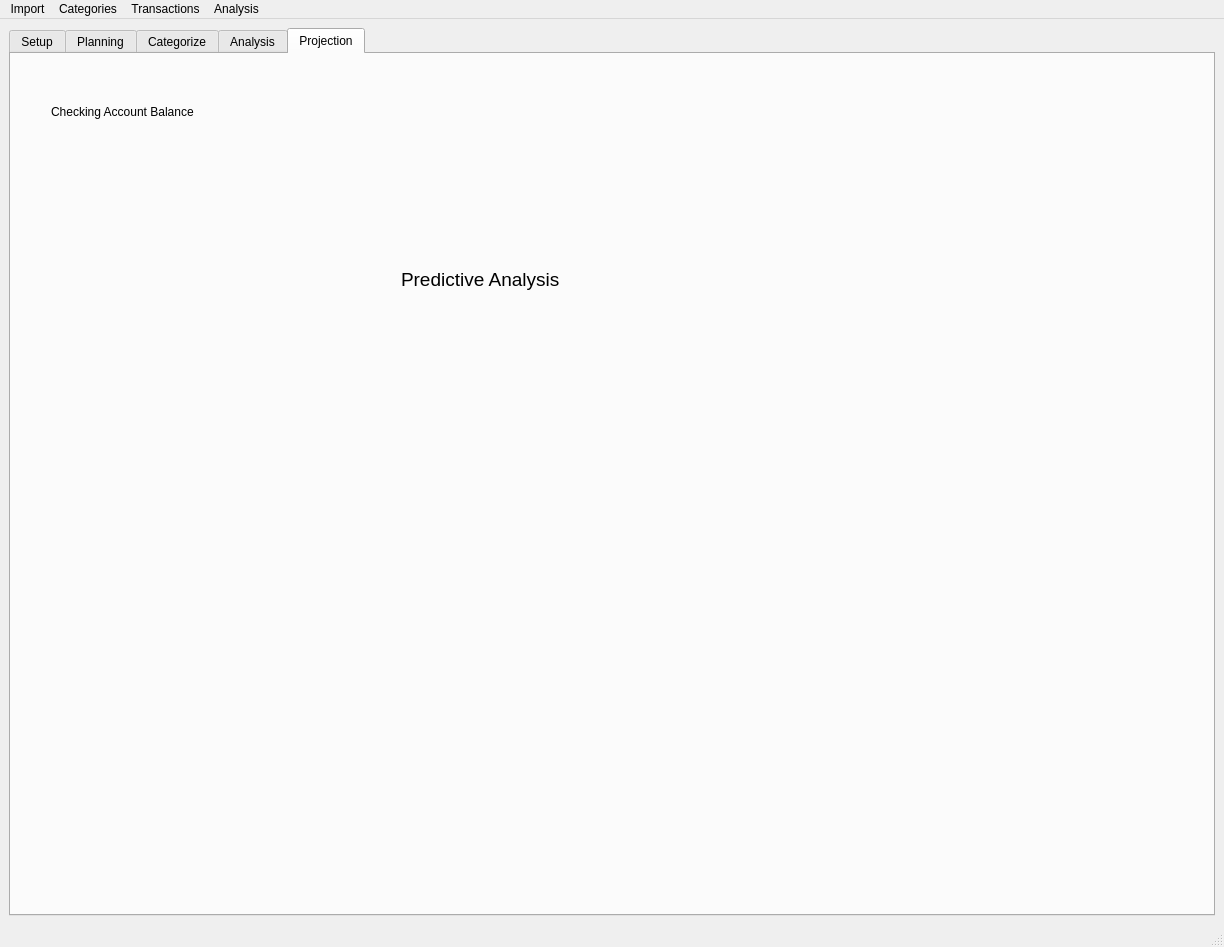
The window that realwindow.ui (robscott1/TransactionSorter) describes before a commit, drawn with Qt 5.
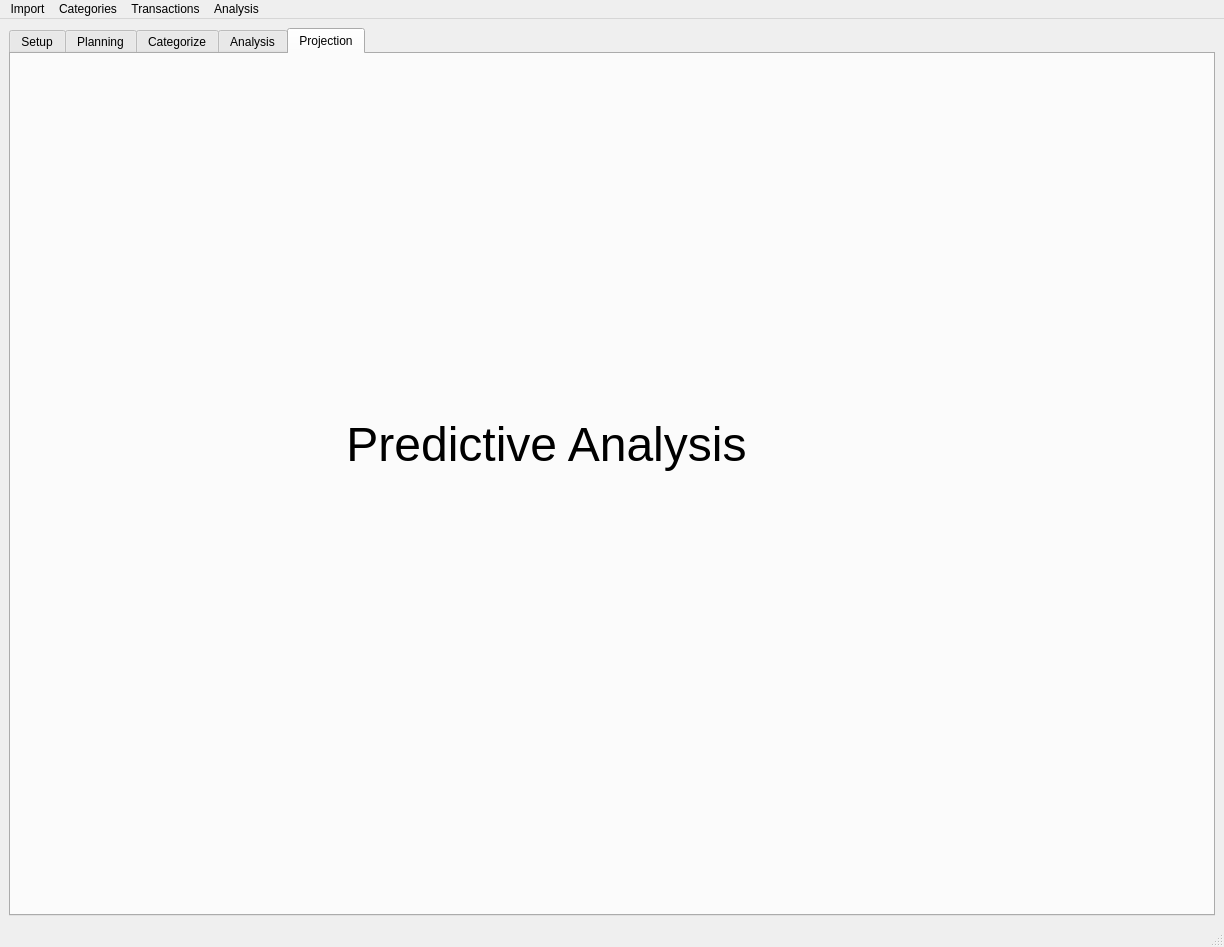
The same window after the commit. The open tabs and pages were chosen to show the change.

Commit message: Change in GUI to open projection window from analysis tab- consolidating functionality

```diff
--- a/realwindow.ui
+++ b/realwindow.ui
@@ -890,46 +890,35 @@
        <attribute name="title">
         <string>Projection</string>
        </attribute>
-       <widget class="QWidget" name="predictionWidget" native="true">
-        <property name="geometry">
-         <rect>
-          <x>50</x>
-          <y>260</y>
-          <width>871</width>
-          <height>321</height>
-         </rect>
-        </property>
-       </widget>
-       <widget class="QLabel" name="label_11">
-        <property name="geometry">
-         <rect>
-          <x>390</x>
-          <y>210</y>
-          <width>191</width>
-          <height>31</height>
-         </rect>
-        </property>
-        <property name="font">
-         <font>
-          <pointsize>14</pointsize>
-         </font>
-        </property>
-        <property name="text">
-         <string>Predictive Analysis</string>
-        </property>
-       </widget>
-       <widget class="QLabel" name="label_7">
+       <widget class="QWidget" name="verticalLayoutWidget_3">
         <property name="geometry">
          <rect>
           <x>40</x>
           <y>50</y>
-          <width>158</width>
-          <height>16</height>
+          <width>991</width>
+          <height>681</height>
          </rect>
         </property>
-        <property name="text">
-         <string>Checking Account Balance</string>
-        </property>
+        <layout class="QVBoxLayout" name="projectionLayout">
+         <item>
+          <widget class="QLabel" name="label_7">
+           <property name="font">
+            <font>
+             <pointsize>36</pointsize>
+            </font>
+           </property>
+           <property name="text">
+            <string>Predictive Analysis</string>
+           </property>
+           <property name="textFormat">
+            <enum>Qt::PlainText</enum>
+           </property>
+           <property name="alignment">
+            <set>Qt::AlignCenter</set>
+           </property>
+          </widget>
+         </item>
+        </layout>
        </widget>
       </widget>
      </widget>
```
Left out of the diff: 2 changed lines with no effect on the pictures. The commit also changes 1 other file.
